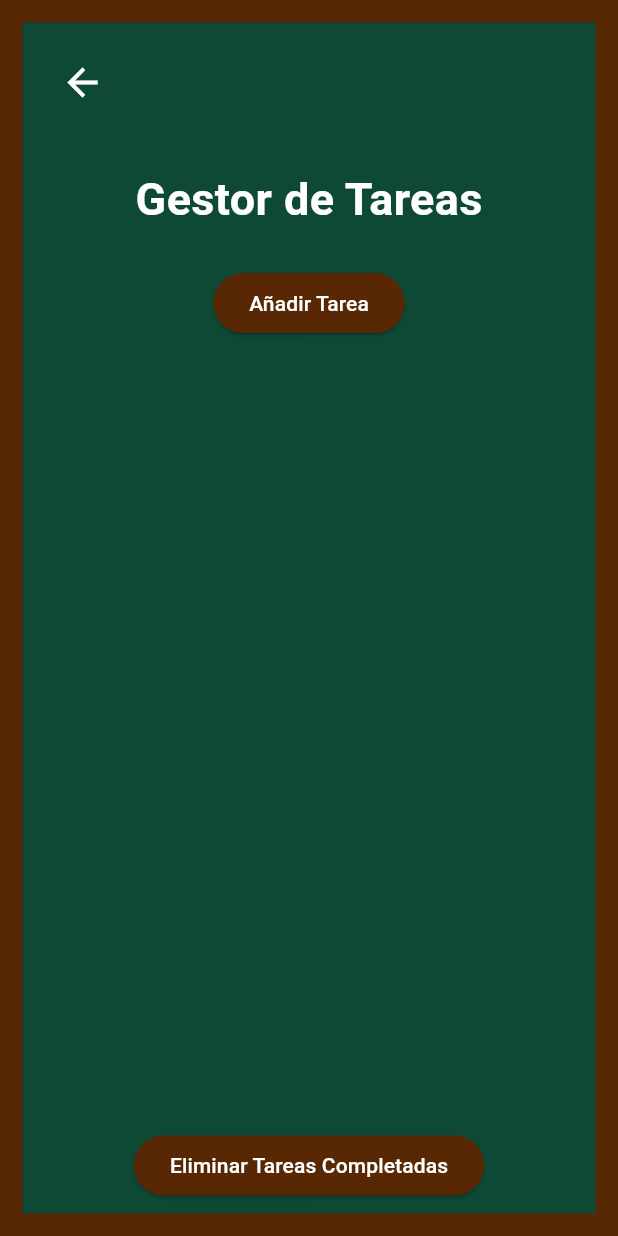
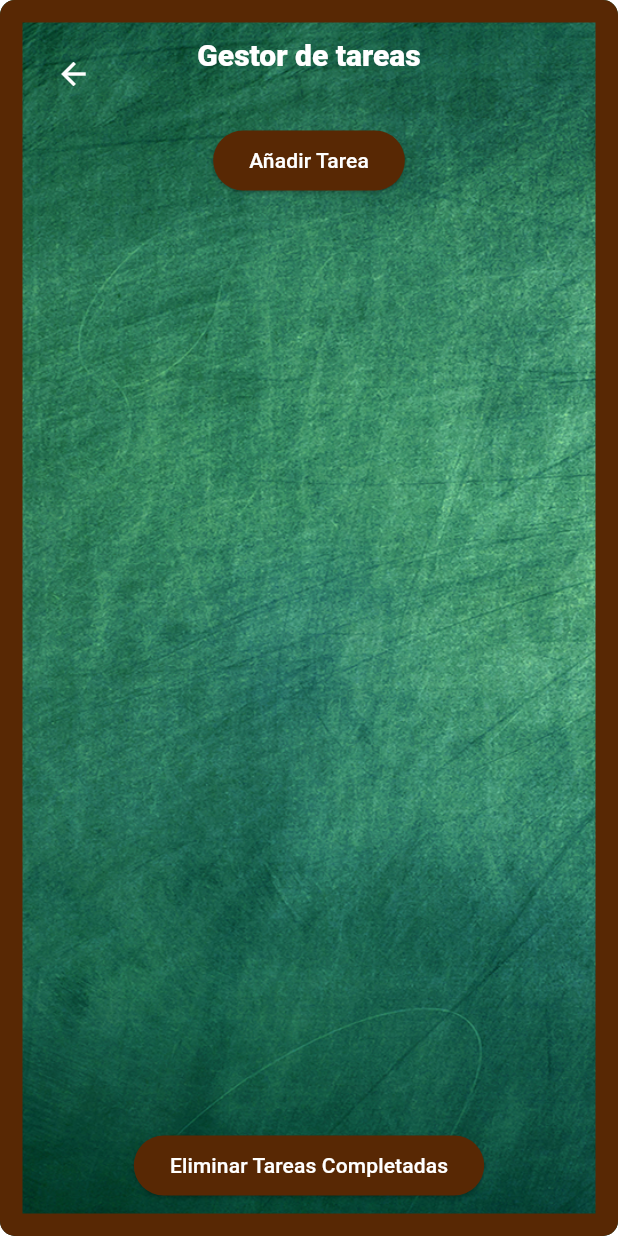
Before and after one commit to RaulToledoProcopio/Flutter, a Flutter app: the MainScreen screen opened by its route, on a phone screen of 412 x 824 dp. Run offline on Flutter 3.47's test engine with Material 3 defaults, Android fonts, the phone set to English and light mode, and no system bars; our stand-ins replace floor, sqflite; accounts and stored records are empty; generated files the repository leaves out were written again; Roboto replaces fonts that are missing (Chalkboard).

Commit message:
NuevoMain

```diff
--- a/lib/mainScreen.dart
+++ b/lib/mainScreen.dart
@@ -44,7 +44,7 @@ class _MainScreenState extends State<MainScreen> {
     _loadTasks();
     // Mostrar un SnackBar después de agregar la tarea
     ScaffoldMessenger.of(context).showSnackBar(
-      SnackBar(content: Text('Tarea agregada')),
+      const SnackBar(content: Text('Tarea agregada')),
     );
   }
 
@@ -57,7 +57,7 @@ class _MainScreenState extends State<MainScreen> {
     _loadTasks();
     // Mostrar un SnackBar después de eliminar las tareas completadas
     ScaffoldMessenger.of(context).showSnackBar(
-      SnackBar(
+      const SnackBar(
           content: Text('Todas las tareas completadas han sido eliminadas')),
     );
   }
@@ -74,44 +74,50 @@ class _MainScreenState extends State<MainScreen> {
   Widget build(BuildContext context) {
     return Container(
       decoration: BoxDecoration(
-        color: const Color(0xFF0e4935), // Establecer el color de fondo aquí.
+        image: const DecorationImage(
+          image: AssetImage('assets/fondo.jpg'),
+          fit: BoxFit.cover,
+        ),
         border: Border.all(
           color: const Color(0xFF582804),
           width: 15,
         ),
+        borderRadius: BorderRadius.circular(10),
       ),
-      child: Scaffold(
-        backgroundColor:
-            Colors.transparent, // El fondo de Scaffold es transparente.
-        body: Column(
-          children: <Widget>[
-            // Flecha de retroceso
-            Padding(
-              padding: const EdgeInsets.all(16.0),
-              child: Align(
-                alignment: Alignment.centerLeft,
+      margin: const EdgeInsets.all(0.0),
+      child: Stack(
+        children: [
+          Positioned(
+            top: 10,
+            left: 10,
             child: IconButton(
-                  icon: const Icon(Icons.arrow_back,
-                      color: Colors.white, size: 30),
+              icon: const Icon(Icons.arrow_back, color: Colors.white),
               onPressed: () {
-                    Navigator.of(context)
-                        .pop(); // Regresa a la pantalla anterior
+                Navigator.pop(context);
               },
             ),
           ),
-            ),
-            // Título en lugar de AppBar
-            const Padding(
-              padding: EdgeInsets.all(16.0),
+          const Positioned(
+            top: 10,
+            left: 0,
+            right: 0,
+            child: Align(
+              alignment: Alignment.center,
               child: Text(
-                'Gestor de Tareas',
+                'Gestor de tareas',
                 style: TextStyle(
-                  fontSize: 30,
                   color: Colors.white,
-                  fontWeight: FontWeight.bold,
+                  fontSize: 20,
+                  fontFamily: 'Chalkboard',
+                  decoration: TextDecoration.none,
                 ),
               ),
             ),
+          ),
+          Padding(
+            padding: const EdgeInsets.only(top: 60.0),
+            child: Column(
+              children: <Widget>[
                 Padding(
                   padding: const EdgeInsets.all(8.0),
                   child: ElevatedButton(
@@ -170,6 +176,8 @@ class _MainScreenState extends State<MainScreen> {
               ],
             ),
           ),
+        ],
+      ),
     );
   }
 
@@ -222,7 +230,7 @@ class _MainScreenState extends State<MainScreen> {
     _loadTasks();
     // Mostrar un SnackBar después de eliminar una tarea
     ScaffoldMessenger.of(context).showSnackBar(
-      SnackBar(content: Text('Tarea eliminada')),
+      const SnackBar(content: Text('Tarea eliminada')),
     );
   }
 }
```
Lines whose indentation alone changed are shown as unchanged.
